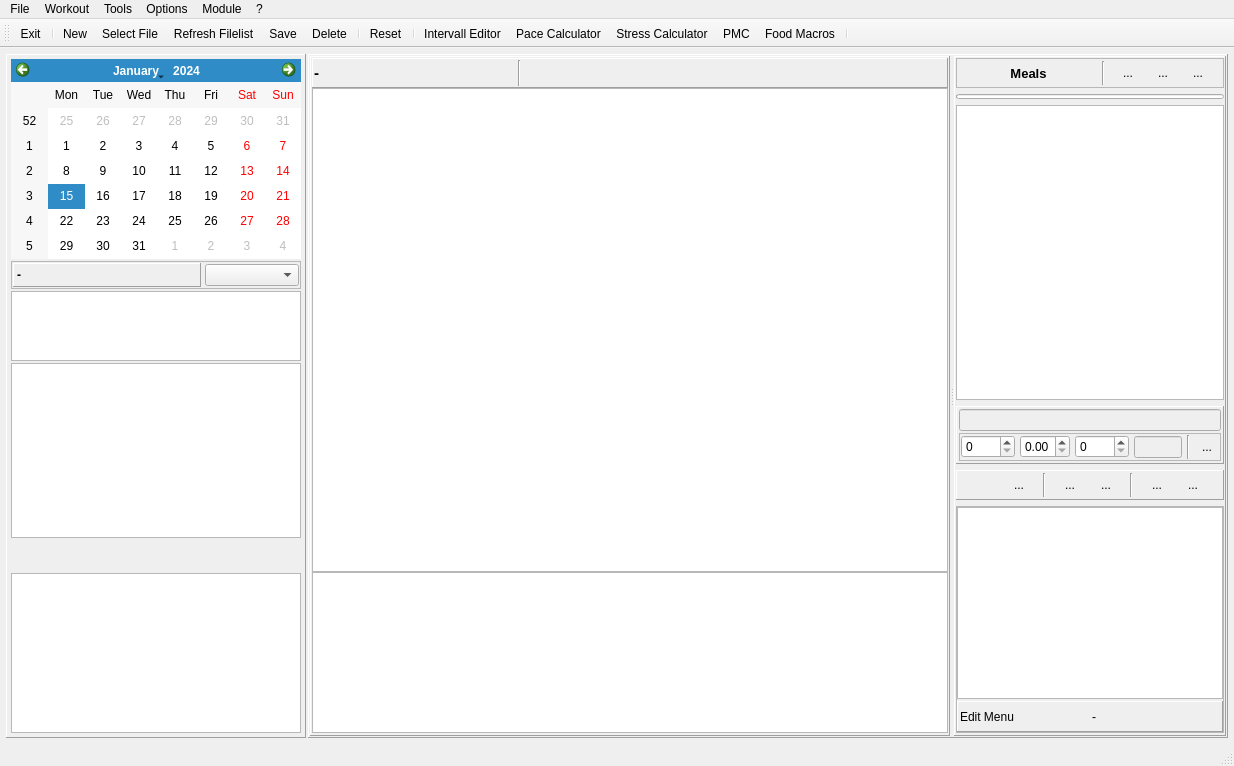
Qt form mainwindow.ui (Tria-Andy/WorkoutEditor) before a commit.
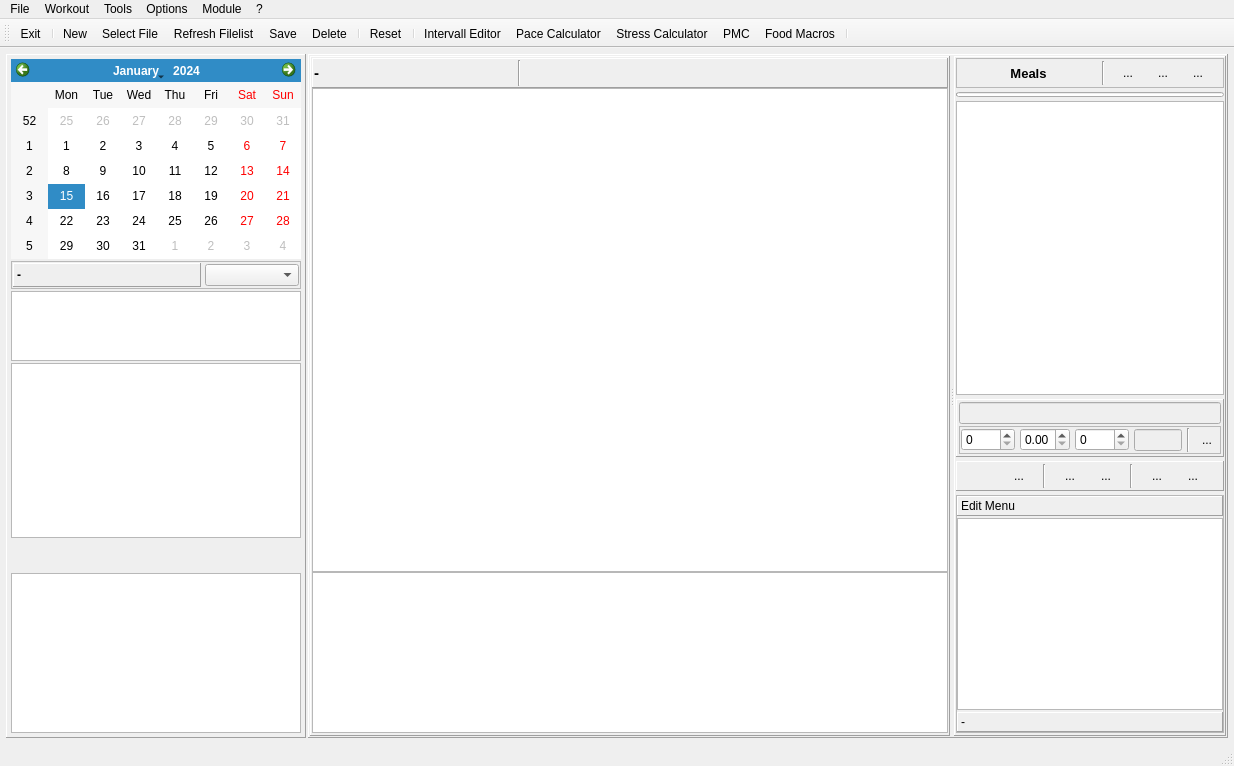
The same form after that commit. The open tabs and pages were chosen to show the change. Icons and pictures are not drawn. Custom widgets are drawn as their Qt base class.

```diff
--- a/mainwindow.ui
+++ b/mainwindow.ui
@@ -2196,7 +2196,7 @@
               </property>
               <layout class="QVBoxLayout" name="verticalLayout_13">
                <property name="spacing">
-                <number>6</number>
+                <number>4</number>
                </property>
                <property name="leftMargin">
                 <number>1</number>
@@ -2794,6 +2794,30 @@
                   <property name="bottomMargin">
                    <number>0</number>
                   </property>
+                  <item>
+                   <widget class="QLabel" name="label_menuEdit">
+                    <property name="minimumSize">
+                     <size>
+                      <width>0</width>
+                      <height>20</height>
+                     </size>
+                    </property>
+                    <property name="font">
+                     <font>
+                      <pointsize>9</pointsize>
+                     </font>
+                    </property>
+                    <property name="frameShape">
+                     <enum>QFrame::Panel</enum>
+                    </property>
+                    <property name="frameShadow">
+                     <enum>QFrame::Raised</enum>
+                    </property>
+                    <property name="text">
+                     <string>Edit Menu</string>
+                    </property>
+                   </widget>
+                  </item>
                   <item>
                    <widget class="QListWidget" name="listWidget_MenuEdit">
                     <property name="sizePolicy">
@@ -2813,56 +2837,22 @@
                    </widget>
                   </item>
                   <item>
-                   <widget class="QFrame" name="frame_7">
+                   <widget class="QLabel" name="label_menuCal">
+                    <property name="minimumSize">
+                     <size>
+                      <width>0</width>
+                      <height>20</height>
+                     </size>
+                    </property>
                     <property name="frameShape">
                      <enum>QFrame::Panel</enum>
                     </property>
                     <property name="frameShadow">
                      <enum>QFrame::Raised</enum>
                     </property>
-                    <layout class="QHBoxLayout" name="horizontalLayout_16">
-                     <property name="spacing">
-                      <number>4</number>
-                     </property>
-                     <property name="leftMargin">
-                      <number>2</number>
-                     </property>
-                     <property name="topMargin">
-                      <number>2</number>
-                     </property>
-                     <property name="rightMargin">
-                      <number>2</number>
-                     </property>
-                     <property name="bottomMargin">
-                      <number>2</number>
-                     </property>
-                     <item>
-                      <widget class="QLabel" name="label_menuEdit">
-                       <property name="text">
-                        <string>Edit Menu</string>
-                       </property>
-                      </widget>
-                     </item>
-                     <item>
-                      <widget class="QLabel" name="label_menuCal">
-                       <property name="minimumSize">
-                        <size>
-                         <width>0</width>
-                         <height>25</height>
-                        </size>
-                       </property>
-                       <property name="frameShape">
-                        <enum>QFrame::NoFrame</enum>
-                       </property>
-                       <property name="frameShadow">
-                        <enum>QFrame::Plain</enum>
-                       </property>
-                       <property name="text">
-                        <string>-</string>
-                       </property>
-                      </widget>
-                     </item>
-                    </layout>
+                    <property name="text">
+                     <string>-</string>
+                    </property>
                    </widget>
                   </item>
                  </layout>
```
Left out of the diff: 2 changed lines with no effect on the pictures.
